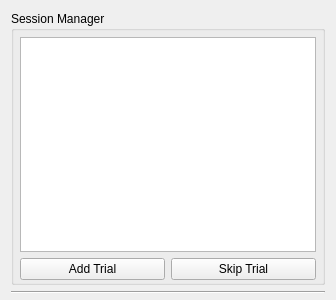
NeuroNetMem/score, file score_behavior/ObjectSpace/session_manager_control_ui.ui: the form before one commit.
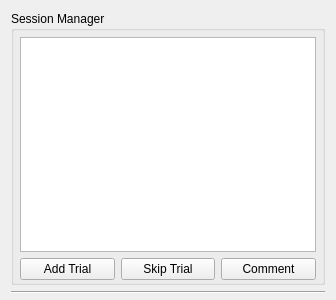
The form after the commit.

Commit message: added support for video in control

```diff
--- a/score_behavior/ObjectSpace/session_manager_control_ui.ui
+++ b/score_behavior/ObjectSpace/session_manager_control_ui.ui
@@ -88,6 +88,13 @@
            </property>
           </widget>
          </item>
+         <item>
+          <widget class="QPushButton" name="commentButton">
+           <property name="text">
+            <string>Comment</string>
+           </property>
+          </widget>
+         </item>
         </layout>
        </widget>
       </item>
```
Left out of the diff: 4 changed lines with no effect on the pictures. The commit also changes 6 other files.
